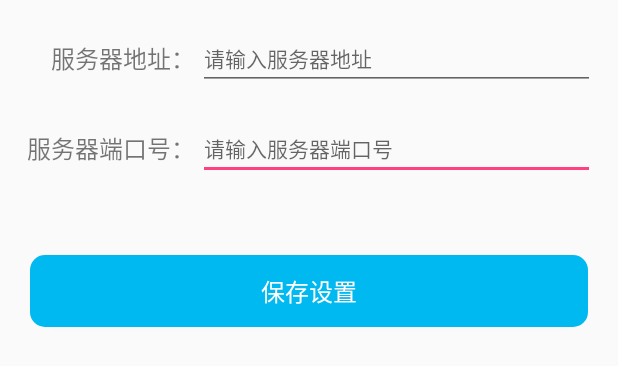
After one commit to lookYyang/ExpoPDA, an Android app: the layout set_params.xml on its own in the app's theme, with its tools: preview values and no code run, on a phone screen of 412 x 824 dp. The commit adds this screen. Shown: the top 366 px of the screen. Run offline under Robolectric (Android 15) with nearby library versions, the phone set to English and light mode, and no system bars.

Commit message:
设置备注
设置备注

```diff
--- a/app/src/main/AndroidManifest.xml
+++ b/app/src/main/AndroidManifest.xml
@@ -49,6 +49,10 @@
             android:name=".modules.SeaInfoActivity"
             android:launchMode="singleTop"/>
 
+        <activity
+            android:name=".modules.SetParamsActivity"
+            android:launchMode="singleTop"/>
+
     </application>
 
 </manifest>
--- a/app/src/main/java/com/orangehi/expo/modules/OperationActivity.java
+++ b/app/src/main/java/com/orangehi/expo/modules/OperationActivity.java
@@ -67,7 +67,8 @@ public class OperationActivity extends AppCompatActivity {
         btn_setParam.setOnClickListener(new View.OnClickListener() {
             @Override
             public void onClick(View view) {
-
+                Intent intent = new Intent(OperationActivity.this, SetParamsActivity.class);
+                startActivity(intent);
             }
         });
     }
@@ -76,6 +77,7 @@ public class OperationActivity extends AppCompatActivity {
          *  @setView 装入一个EditView
          */
         final EditText editText = new EditText(OperationActivity.this);
+        editText.setHint("门票编号/身份证件号/手机号/邮箱");
         AlertDialog.Builder inputDialog =
                 new AlertDialog.Builder(OperationActivity.this);
         inputDialog.setTitle("请输入").setView(editText);
--- a/app/src/main/java/com/orangehi/expo/modules/SeaInfoActivity.java
+++ b/app/src/main/java/com/orangehi/expo/modules/SeaInfoActivity.java
@@ -16,6 +16,7 @@ import com.orangehi.expo.R;
 import com.orangehi.expo.common.JsonUtils;
 import com.orangehi.expo.common.LoadingDialog;
 import com.orangehi.expo.common.OHCons;
+import com.orangehi.expo.common.OHUtils;
 import com.orangehi.expo.common.xUtilsHttpsUtils;
 import com.orangehi.expo.common.xUtilsImageUtils;
 import com.orangehi.expo.po.ResultBean;
@@ -76,13 +77,13 @@ public class SeaInfoActivity extends AppCompatActivity {
     protected void onCreate(Bundle savedInstanceState) {
         super.onCreate(savedInstanceState);
         x.view().inject(this);
-        loadingDialog = LoadingDialog.showWaitDialog(SeaInfoActivity.this, getString(R.string.common_isLoading), false, false);
+        loadingDialog = LoadingDialog.showWaitDialog(SeaInfoActivity.this, getString(R.string.common_isLoading), false, true);
         Bundle extras = getIntent().getExtras();
         if (null != extras) {
             String search = extras.getString("search");
             Map<String, String> params = new HashMap<>();
             params.put("search", search);
-            xUtilsHttpsUtils.getInstance().get(OHCons.URL.GET_CARD_INFO_URL, params, new xUtilsHttpsUtils.XCallBack() {
+            xUtilsHttpsUtils.getInstance().get(OHUtils.getPrefix(getApplicationContext()) + OHCons.URL.GET_CARD_INFO_URL, params, new xUtilsHttpsUtils.XCallBack() {
                 @Override
                 public void onResponse(String result) {
                     ResultBean resultBean = JsonUtils.fromJson(result, ResultBean.class);
--- a/app/src/main/res/layout/login.xml
+++ b/app/src/main/res/layout/login.xml
@@ -55,8 +55,6 @@
             android:paddingLeft="20dp"
             android:textColor="#ff000000"
             android:textSize="14sp" />
-
-
     </LinearLayout>
 
 
@@ -84,9 +82,6 @@
         android:layout_height="match_parent"
         android:orientation="horizontal"
         android:gravity="bottom">
-
-
     </LinearLayout>
 
-
 </LinearLayout>
--- /dev/null
+++ b/app/src/main/res/layout/set_params.xml
@@ -0,0 +1,81 @@
+<LinearLayout
+    android:layout_width="fill_parent"
+    android:layout_height="fill_parent"
+    android:layout_alignParentTop="true"
+    android:layout_centerHorizontal="true"
+    android:orientation="vertical"
+    xmlns:android="http://schemas.android.com/apk/res/android">
+    <LinearLayout
+        android:layout_height="wrap_content"
+        android:layout_width="match_parent"
+        android:layout_marginLeft="10dp"
+        android:layout_marginTop="20dp">
+        <TextView
+            android:id="@+id/text_host"
+            android:layout_width="120dp"
+            android:layout_height="wrap_content"
+            android:layout_alignParentLeft="true"
+            android:layout_centerVertical="true"
+            android:gravity="right"
+            android:text="@string/hostIs"
+            android:textSize="16sp" />
+
+        <EditText
+            android:id="@+id/edit_host"
+            android:layout_width="match_parent"
+            android:layout_height="40dp"
+            android:layout_centerVertical="true"
+            android:layout_marginLeft="2dp"
+            android:layout_marginRight="15dp"
+            android:layout_toRightOf="@+id/textView1"
+            android:hint="@string/pleHostIs"
+            android:textSize="14sp" >
+
+            <requestFocus />
+        </EditText>
+    </LinearLayout>
+
+
+    <LinearLayout
+        android:layout_height="wrap_content"
+        android:layout_width="match_parent"
+        android:layout_marginLeft="10dp"
+        android:layout_marginTop="20dp">
+        <TextView
+            android:id="@+id/text_port"
+            android:layout_width="120dp"
+            android:layout_height="wrap_content"
+            android:layout_alignParentLeft="true"
+            android:layout_centerVertical="true"
+            android:gravity="right"
+            android:text="@string/portIs"
+            android:textSize="16sp" />
+
+        <EditText
+            android:id="@+id/edit_port"
+            android:layout_width="match_parent"
+            android:layout_height="40dp"
+            android:layout_centerVertical="true"
+            android:layout_marginLeft="2dp"
+            android:layout_marginRight="15dp"
+            android:layout_toRightOf="@+id/text_port"
+            android:hint="@string/plePortIs"
+            android:textSize="14sp" >
+
+            <requestFocus />
+        </EditText>
+    </LinearLayout>
+
+    <Button
+        android:id="@+id/btn_saveSetParams"
+        android:layout_width="match_parent"
+        android:layout_height="wrap_content"
+        android:layout_marginLeft="20dp"
+        android:layout_marginRight="20dp"
+        android:layout_marginTop="50dp"
+        android:background="@drawable/shape"
+        android:gravity="center"
+        android:text="@string/saveParams"
+        android:textColor="#ffffffff"
+        android:textSize="16sp" />
+</LinearLayout>
--- a/app/src/main/res/values/strings.xml
+++ b/app/src/main/res/values/strings.xml
@@ -30,8 +30,19 @@
     <string name="company_location">公司地址</string>
     <string name="department">公司地址</string>
     <string name="duty">公司地址</string>
+    <!-- activity end -->
 
-    <!-- activity end -->
+    <!-- setParams start -->
+    <string name="hostIs">服务器地址：</string>
+    <string name="pleHostIs">请输入服务器地址</string>
+    <string name="portIs">服务器端口号：</string>
+    <string name="plePortIs">请输入服务器端口号</string>
+    <string name="hostIsNotNull">服务器地址不能为空</string>
+    <string name="portIsNotNull">服务器端口号不能为空</string>
+    <string name="connectTimeOut">服务器连接超时</string>
+    <string name="saveParams">保存设置</string>
+    <string name="saveSuccess">保存成功</string>
+    <!-- setParams end -->
 
     <!-- permission start -->
     <string-array name="permissions">
```
Also changed, not shown: app/src/main/java/com/orangehi/expo/common/OHCons.java (+9 -7 lines), app/src/main/java/com/orangehi/expo/common/OHUtils.java (added, +47 -0 lines), app/src/main/java/com/orangehi/expo/modules/SetParamsActivity.java (added, +106 -0 lines), app/src/main/java/com/orangehi/expo/modules/zxing/activity/ResultActivity.java (+44 -19 lines), app/src/main/java/com/orangehi/expo/po/SvCardPO.java (+13 -0 lines), app/src/main/res/layout/scan_info.xml (+30 -1 lines).
